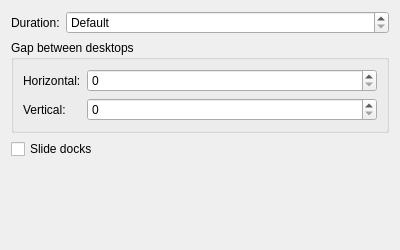
This is effects/slide/slide_config.ui in KDE/kwin as Qt 5 draws it before an edit. The edited form follows.
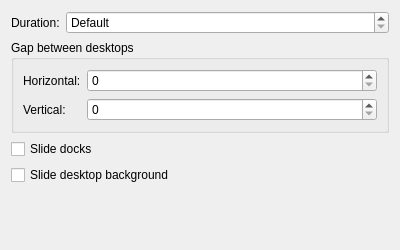
This is the edited form.

Commit message: [effects/slide] Add "Slide desktop background" option

```diff
--- a/effects/slide/slide_config.ui
+++ b/effects/slide/slide_config.ui
@@ -106,6 +106,13 @@
      </property>
     </widget>
    </item>
+   <item>
+    <widget class="QCheckBox" name="kcfg_SlideBackground">
+     <property name="text">
+      <string>Slide desktop background</string>
+     </property>
+    </widget>
+   </item>
    <item>
     <spacer name="verticalSpacer">
      <property name="orientation">
```
The commit also changes 3 other files.
